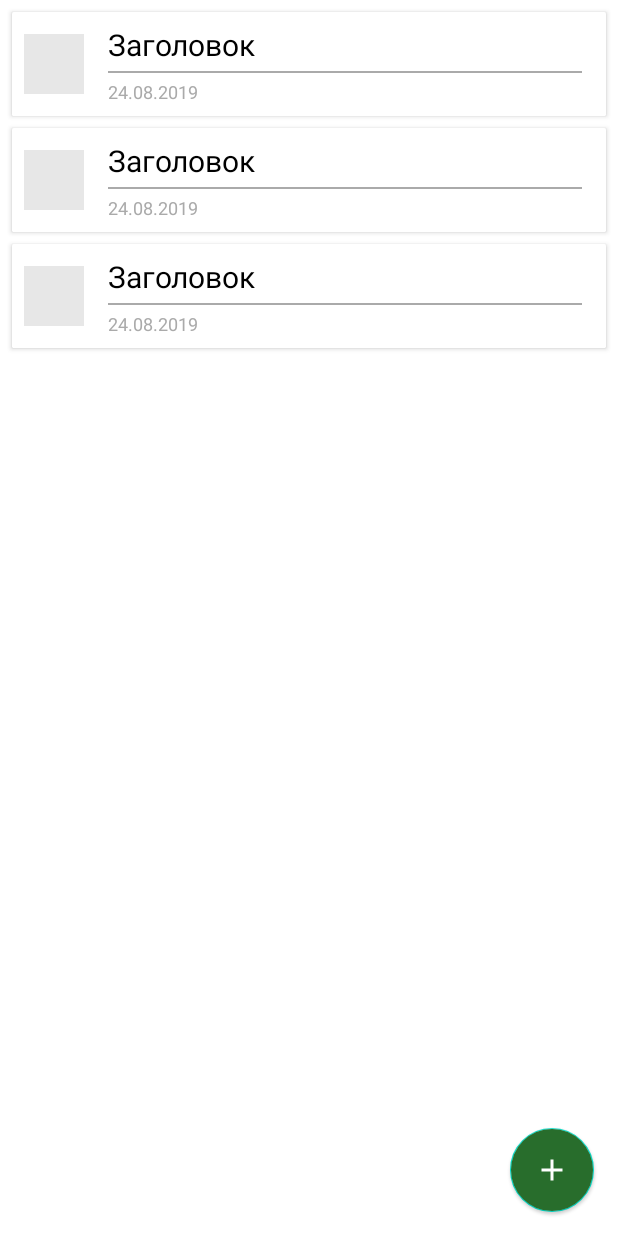
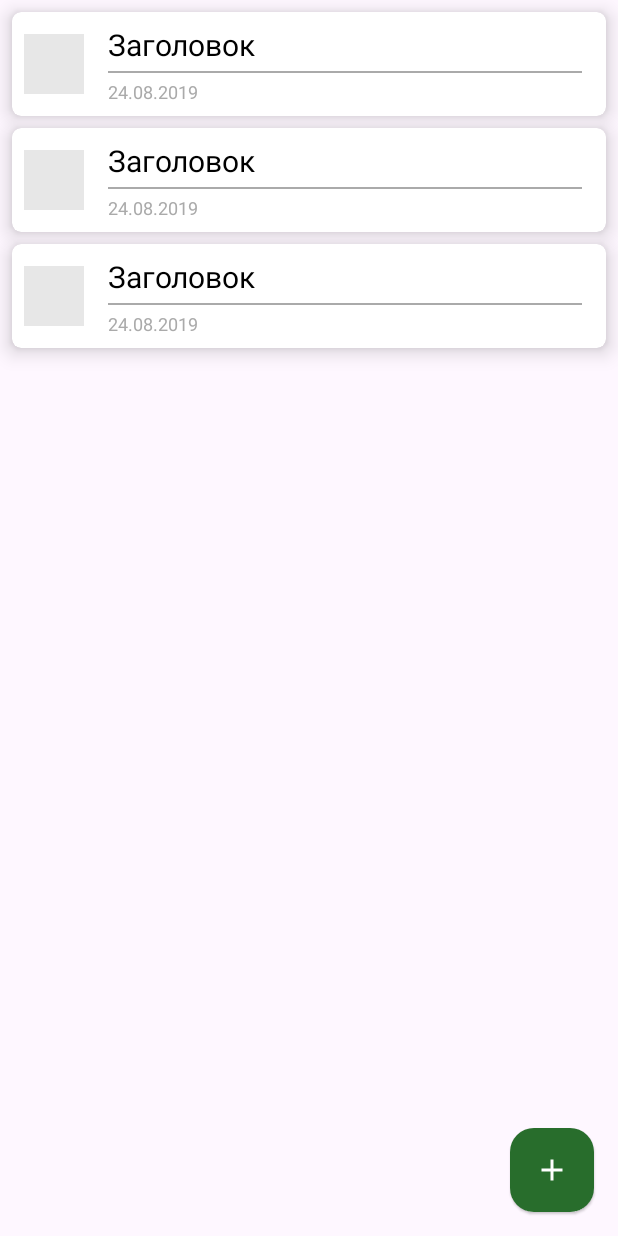
Before and after one commit to goodibunakov/iRemember, an Android app: the layout fragment_current_task.xml on its own in the app's theme, with its tools: preview values and no code run, on a phone screen of 412 x 824 dp. Run offline under Robolectric (Android 15) with nearby library versions, the phone set to English and light mode, and no system bars.

Commit message:
migrate to material you

```diff
--- a/IRemember/app/src/main/res/layout/dialog_task.xml
+++ b/IRemember/app/src/main/res/layout/dialog_task.xml
@@ -59,6 +59,7 @@
             android:layout_marginLeft="16dp"
             android:layout_marginTop="16dp"
             android:layout_marginRight="16dp"
+            style="@style/ThemeOverlay.Material3.TextInputEditText.FilledBox"
             android:layout_toEndOf="@id/dialogTaskDate"
             android:layout_toRightOf="@id/dialogTaskDate"
             android:hint="@string/task_time"
--- a/IRemember/app/src/main/res/layout/fragment_current_task.xml
+++ b/IRemember/app/src/main/res/layout/fragment_current_task.xml
@@ -17,7 +17,6 @@
 
     <com.google.android.material.floatingactionbutton.FloatingActionButton
         android:id="@+id/fab"
-        style="@style/Widget.MaterialComponents.FloatingActionButton"
         android:layout_width="wrap_content"
         android:layout_height="wrap_content"
         android:layout_gravity="end|bottom"
@@ -29,7 +28,8 @@
         app:fabSize="normal"
         app:rippleColor="@color/colorAccentLight"
         app:srcCompat="@drawable/ic_add_white_24dp"
-        tools:ignore="UnusedAttribute" />
+        app:tint="@android:color/white"
+        tools:ignore="ContentDescription,UnusedAttribute" />
 
     <TextView
         android:id="@+id/emptyListText"
--- a/IRemember/app/src/main/res/layout/item_task.xml
+++ b/IRemember/app/src/main/res/layout/item_task.xml
@@ -11,8 +11,8 @@
     android:clickable="true"
     android:focusable="true"
     android:foreground="?android:selectableItemBackground"
-    app:cardCornerRadius="1dp"
-    app:elevation="1dp">
+    app:cardCornerRadius="6dp"
+    app:cardElevation="8dp">
 
     <LinearLayout
         android:layout_width="match_parent"
--- a/IRemember/app/src/main/res/values/styles.xml
+++ b/IRemember/app/src/main/res/values/styles.xml
@@ -1,14 +1,15 @@
 <resources>
 
-    <style name="AppTheme" parent="Theme.MaterialComponents.Light.NoActionBar">
+    <style name="AppTheme" parent="Theme.Material3.Light.NoActionBar">
         <item name="colorPrimary">@color/colorPrimary</item>
         <item name="colorPrimaryDark">@color/colorPrimaryDark</item>
         <item name="colorAccent">@color/colorAccent</item>
         <item name="android:actionOverflowButtonStyle">@style/ActionButtonOverflow</item>
         <item name="colorOnSecondary">@android:color/white</item>
+        <item name="colorSurface">@color/colorPrimary</item>
     </style>
 
-    <style name="ActionButtonOverflow" parent="ThemeOverlay.MaterialComponents.Dark">
+    <style name="ActionButtonOverflow" parent="ThemeOverlay.Material3.Dark">
         <item name="android:src">@drawable/ic_more_vert_white_24dp</item>
     </style>
 
@@ -17,7 +18,7 @@
         <item name="android:windowExitAnimation">@anim/slide_to_right</item>
     </style>
 
-    <style name="AppThemeDialog" parent="Theme.MaterialComponents.Light.Dialog.Alert">
+    <style name="AppThemeDialog" parent="Theme.Material3.Light.Dialog.Alert">
         <item name="colorAccent">@color/colorPrimary</item>
         <item name="colorPrimary">@color/colorPrimary</item>
         <item name="colorPrimaryDark">@color/colorPrimaryDark</item>
```
Also changed, not shown: IRemember/app/build.gradle (+7 -7 lines), IRemember/app/src/main/res/layout/activity_main.xml (+4 -4 lines), IRemember/build.gradle (+6 -6 lines), IRemember/gradle/wrapper/gradle-wrapper.properties.
